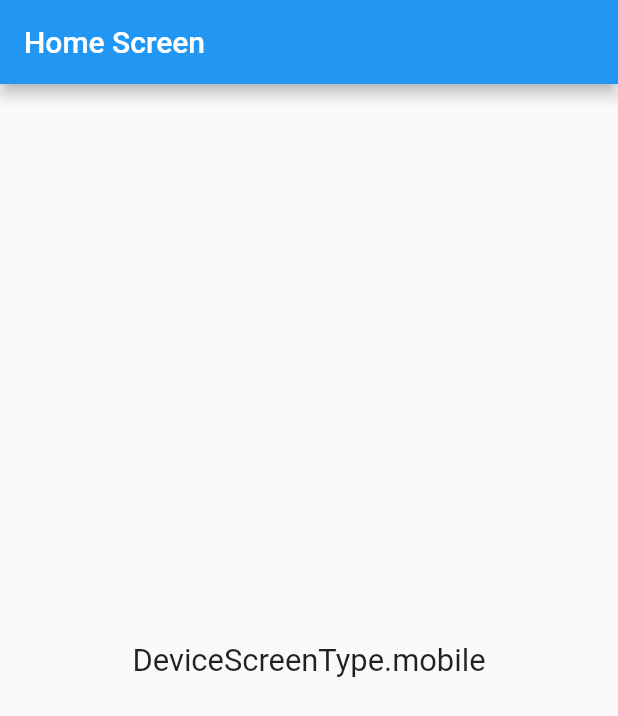
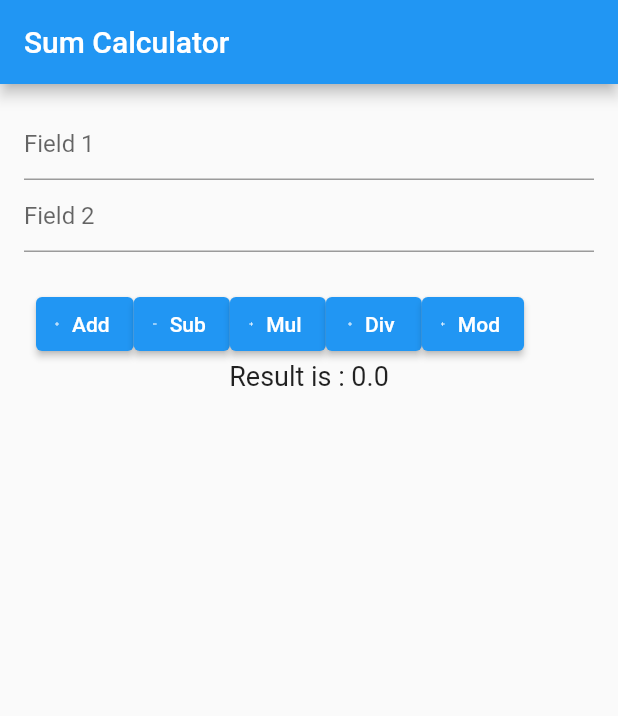
Before and after one commit to flucloxin500/Ostad_Batch_04, a Flutter app: the screen it shows after launch, on a phone screen of 412 x 824 dp. Shown: the top 716 px of the screen. Run offline on Flutter 3.47's test engine with Material 2 defaults, Android fonts, the phone set to English and light mode, and no system bars; our stand-ins replace device_preview, sizer.

Commit message:
-User Input - Form - Global Key -TextFormFIeld -Parse double -Pure function

```diff
--- a/lib/home_Screen.dart
+++ b/lib/home_Screen.dart
@@ -1,30 +1,196 @@
 import 'package:flutter/material.dart';
-import 'package:responsive_builder/responsive_builder.dart';
-import 'package:sizer/sizer.dart';
 
-/// Stack , Positioned , align
-/// Responsive layout builder : resposive builder
-/// Device Preview : device_preview
-/// Size(height,width) : sizer
-class HomeScreen extends StatelessWidget {
+class HomeScreen extends StatefulWidget {
   const HomeScreen({super.key});
+
+  @override
+  State<HomeScreen> createState() => _HomeScreenState();
+}
+
+class _HomeScreenState extends State<HomeScreen> {
+  final TextEditingController _fieldOneTEController = TextEditingController();
+  final TextEditingController _fieldTwoTEController = TextEditingController();
+  final GlobalKey<FormState> _formKey = GlobalKey<FormState>();
+
+  double result = 0;
 
   @override
   Widget build(BuildContext context) {
     return Scaffold(
-        appBar: AppBar(
-          title: Text('Home Screen'),
+      appBar: AppBar(
+        title: const Text('Sum Calculator'),
+      ),
+      body: Padding(
+        padding: const EdgeInsets.all(16.0),
+        child: Form(
+          key: _formKey,
+          child: Column(
+            children: [
+              TextFormField(
+                controller: _fieldOneTEController,
+                keyboardType: TextInputType.number,
+                textInputAction: TextInputAction.next,
+                decoration: const InputDecoration(hintText: 'Field 1'),
+                validator: (String? value) {
+                  if (value == null) {
+                    return 'Enter a value';
+                  }
+                  if (value.trim().isEmpty) {
+                    return 'Enter a number';
+                  }
+                  // Null checking
+
+                  // if (value?.trim().isEmpty ?? true) {
+                  //   return 'Enter valid value';
+                  // }
+                  return null;
+                },
+              ),
+              TextFormField(
+                controller: _fieldTwoTEController,
+                keyboardType: TextInputType.number,
+                decoration: const InputDecoration(hintText: 'Field 2'),
+                validator: (String? value) {
+                  if (value?.isEmpty ?? true) {
+                    return 'Enter valid value';
+                  }
+                  return null;
+                },
+              ),
+              const SizedBox(
+                height: 16,
+              ),
+              ButtonBar(
+                children: [
+                  Row(
+                    children: [
+                  ElevatedButton.icon(
+                    onPressed: () {
+                      if (_formKey.currentState!.validate()) {
+                        double firstNumber =
+                            parseToDouble(_fieldOneTEController.text.trim());
+                        double secondNumber =
+                            parseToDouble(_fieldTwoTEController.text.trim());
+                        result = addition(firstNumber, secondNumber);
+                        setState(() {});
+                      }
+                    },
+                    icon: const Icon(Icons.add,
+                    size: 4,),
+                    label: const Text('Add'),
+                  ),
+                  ElevatedButton.icon(
+                    onPressed: () {
+                      if (_formKey.currentState!.validate()) {
+                        double firstNumber =
+                            parseToDouble(_fieldOneTEController.text.trim());
+                        double secondNumber =
+                            parseToDouble(_fieldTwoTEController.text.trim());
+                        result = sub(firstNumber, secondNumber);
+                        setState(() {});
+                      }
+                    },
+                    icon: const Icon(Icons.remove,
+                    size: 4,),
+                    label: const Text('Sub'),
+                  ),
+                  ElevatedButton.icon(
+                    onPressed: () {
+                      if (_formKey.currentState!.validate()) {
+                        double firstNumber =
+                        parseToDouble(_fieldOneTEController.text.trim());
+                        double secondNumber =
+                        parseToDouble(_fieldTwoTEController.text.trim());
+                        result = mul(firstNumber, secondNumber);
+                        setState(() {});
+                      }
+                    },
+                    icon: const Icon(Icons.add,
+                    size: 4,),
+                    label: const Text('Mul'),
+                  ),
+                  ElevatedButton.icon(
+                    onPressed: () {
+                      if (_formKey.currentState!.validate()) {
+                        double firstNumber =
+                        parseToDouble(_fieldOneTEController.text.trim());
+                        double secondNumber =
+                        parseToDouble(_fieldTwoTEController.text.trim());
+                        result = div(firstNumber, secondNumber);
+                        setState(() {});
+                      }
+                    },
+                    icon: const Icon(Icons.add,
+                    size: 4,),
+                    label: const Text('Div'),
+                  ),
+                  ElevatedButton.icon(
+                    onPressed: () {
+                      if (_formKey.currentState!.validate()) {
+                        double firstNumber =
+                        parseToDouble(_fieldOneTEController.text.trim());
+                        double secondNumber =
+                        parseToDouble(_fieldTwoTEController.text.trim());
+                        result = mod(firstNumber, secondNumber);
+                        setState(() {});
+                      }
+                    },
+                    icon: const Icon(Icons.add,
+                    size: 4,),
+                    label: const Text('Mod'),
+                  ),
+                ],
+              ),
+              Center(
+                child: Text(
+                  'Result is : $result',
+                  style: const TextStyle(fontSize: 18),
+                ),
+              ),
+      ],
+    ),
+            ],
+              ),
+          ),
         ),
-        body: ResponsiveBuilder(
-          builder: (context, sizeInformation) {
-            return Center(
-                child: Text(
-                    sizeInformation.deviceScreenType.toString(),
-                  style: TextStyle(
-                    fontSize: 15.sp
-                  ),
-                ));
-          },
-        ));
+    );
+  }
+
+  /// double to string function
+
+  double parseToDouble(String text) {
+    return double.tryParse(text) ?? 0;
+  }
+
+  double addition(
+    double firstNum,
+    double secondNum,
+  ) {
+    return firstNum + secondNum;
+  }
+
+  double sub(
+    double firstNum,
+    double secondNum,
+  ) {
+    return firstNum - secondNum;
+  }
+  double mul(
+      double firstNum,
+      double secondNum,
+      ) {
+    return firstNum * secondNum;
+  }
+  double div(
+      double firstNum,
+      double secondNum,
+      ) {
+    return firstNum / secondNum;
+  }
+  double mod(
+      double firstNum,
+      double secondNum,
+      ) {
+    return firstNum % secondNum;
   }
 }
```
Also changed, not shown: lib/main.dart (+5 -12 lines).
